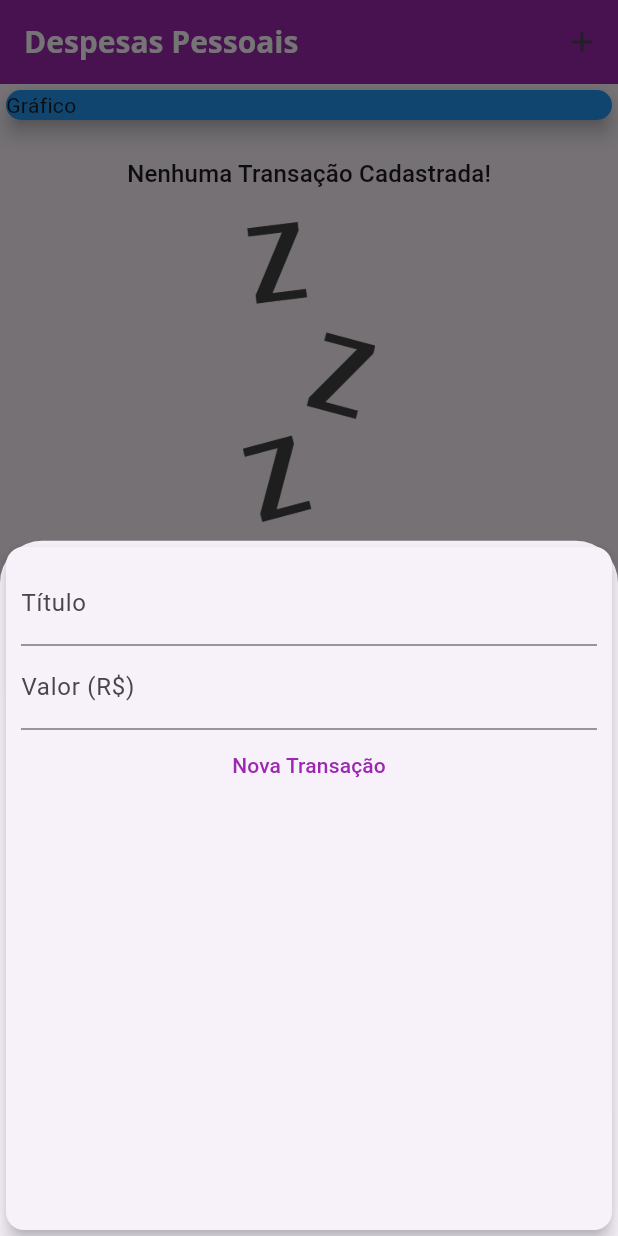
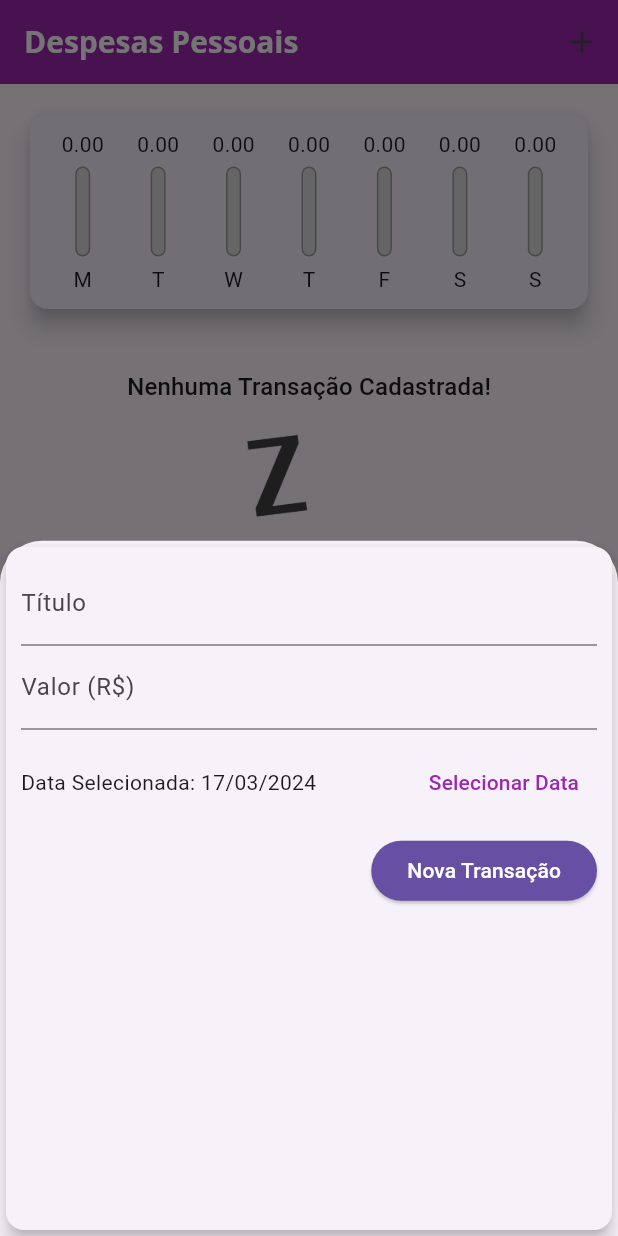
Before and after one commit to GuilhermeSaravy/expenses_flutter, a Flutter app: the screen it shows after launch, after a tap on the "add" icon, on a phone screen of 412 x 824 dp. Run offline on Flutter 3.47's test engine with Material 3 defaults, Android fonts, the phone set to English and light mode, and no system bars; missing offline and left inert: dart:ffi.

Commit message:
Melhorando form e implementando DatePicker

```diff
--- a/lib/components/chart.dart
+++ b/lib/components/chart.dart
@@ -1,3 +1,6 @@
+import 'dart:ffi';
+
+import 'package:expenses/components/chart_bar.dart';
 import 'package:flutter/material.dart';
 import 'package:intl/intl.dart';
 import '../models/transaction.dart';
@@ -13,27 +16,47 @@ class Chart extends StatelessWidget {
 
       double totalSum = 0.0;
 
-      for(var i = 0; i < recentTransaction.length; i++) {
+      for (var i = 0; i < recentTransaction.length; i++) {
         bool sameDay = recentTransaction[i].date.day == weekDay.day;
         bool sameMonth = recentTransaction[i].date.month == weekDay.month;
         bool sameYear = recentTransaction[i].date.year == weekDay.year;
 
-        if(sameDay && sameMonth && sameYear) {
+        if (sameDay && sameMonth && sameYear) {
           totalSum += recentTransaction[i].value;
         }
       }
 
       return {'day': DateFormat.E().format(weekDay)[0], 'value': totalSum};
+    }).reversed.toList();
+  }
+
+  double get _weekTotalValue {
+    return groupedTransactions.fold(0.0, (sum, tr) {
+      return sum + (tr['value'] as double);
     });
   }
 
   @override
   Widget build(BuildContext context) {
-    return const Card(
+    return Card(
       elevation: 6,
-      margin: EdgeInsets.all(20),
-      child: Row(
-        children: [],
+      margin: const EdgeInsets.all(20),
+      child: Padding(
+        padding: const EdgeInsets.all(10),
+        child: Row(
+          mainAxisAlignment: MainAxisAlignment.spaceAround,
+          children: groupedTransactions.map((tr) {
+            return Flexible(
+              fit: FlexFit.tight,
+              child: ChartBar(
+                  label: tr['day'] as String,
+                  value: tr['value'] as double,
+                  percentage: _weekTotalValue == 0
+                      ? 0
+                      : (tr['value'] as double) / _weekTotalValue),
+            );
+          }).toList(),
+        ),
       ),
     );
   }
--- /dev/null
+++ b/lib/components/chart_bar.dart
@@ -0,0 +1,57 @@
+import 'package:flutter/material.dart';
+import 'package:flutter/widgets.dart';
+
+class ChartBar extends StatelessWidget {
+  final String? label;
+  final double? value;
+  final double? percentage;
+
+  const ChartBar({
+    this.label,
+    this.value,
+    this.percentage,
+    Key? key,
+  }) : super(key: key);
+
+  @override
+  Widget build(BuildContext context) {
+    return Column(
+      children: [
+        Container(
+            height: 20,
+            child: FittedBox(child: Text('${value!.toStringAsFixed(2)}'))),
+        const SizedBox(height: 5),
+        SizedBox(
+          height: 60,
+          width: 10,
+          child: Stack(
+            alignment: Alignment.bottomCenter,
+            children: <Widget>[
+              Container(
+                decoration: BoxDecoration(
+                  border: Border.all(
+                    color: Colors.grey,
+                    width: 1.0,
+                  ),
+                  color: const Color.fromRGBO(220, 220, 220, 1),
+                  borderRadius: BorderRadius.circular(5),
+                ),
+              ),
+              FractionallySizedBox(
+                heightFactor: percentage,
+                child: Container(
+                  decoration: BoxDecoration(
+                    color: Theme.of(context).colorScheme.primary,
+                    borderRadius: BorderRadius.circular(5),
+                  ),
+                ),
+              ),
+            ],
+          ),
+        ),
+        const SizedBox(height: 5),
+        Text(label!),
+      ],
+    );
+  }
+}
--- a/lib/components/transaction_form.dart
+++ b/lib/components/transaction_form.dart
@@ -1,7 +1,9 @@
 import 'package:flutter/material.dart';
+import 'package:flutter/widgets.dart';
+import 'package:intl/intl.dart';
 
 class TransactionForm extends StatefulWidget {
-  final void Function(String, double) onSubmit;
+  final void Function(String, double, DateTime) onSubmit;
 
   TransactionForm(this.onSubmit, {super.key});
 
@@ -10,19 +12,34 @@ class TransactionForm extends StatefulWidget {
 }
 
 class _TransactionFormState extends State<TransactionForm> {
-  final titleController = TextEditingController();
-
-  final valueController = TextEditingController();
+  final _titleController = TextEditingController();
+  final _valueController = TextEditingController();
+  DateTime? _selectedDate = DateTime.now();
 
   _submitForm() {
-    final title = titleController.text;
-    final value = double.tryParse(valueController.text) ?? 0.0;
+    final title = _titleController.text;
+    final value = double.tryParse(_valueController.text) ?? 0.0;
 
-    if(title.isEmpty || value <= 0) {
+    if (title.isEmpty || value <= 0 || _selectedDate == null) {
       return;
     }
 
-    widget.onSubmit(title, value);
+    widget.onSubmit(title, value, _selectedDate!);
+  }
+
+  _showDatePicker() {
+    showDatePicker(
+      context: context,
+      initialDate: DateTime.now(),
+      firstDate: DateTime(2019),
+      lastDate: DateTime.now(),
+    ).then((pickedDate) {
+      if (pickedDate == null) {
+        return;
+      }
+
+      setState(() => _selectedDate = pickedDate);
+    });
   }
 
   @override
@@ -34,19 +51,43 @@ class _TransactionFormState extends State<TransactionForm> {
         child: Column(
           children: [
             TextField(
-              controller: titleController,
+              controller: _titleController,
               onSubmitted: (value) => _submitForm(),
               decoration: const InputDecoration(labelText: 'Título'),
             ),
             TextField(
-                controller: valueController,
-                keyboardType: const TextInputType.numberWithOptions(decimal: true),
+                controller: _valueController,
+                keyboardType:
+                    const TextInputType.numberWithOptions(decimal: true),
                 onSubmitted: (value) => _submitForm(),
                 decoration: const InputDecoration(labelText: 'Valor (R\$)')),
-            TextButton(
-              onPressed: _submitForm,
-              style: TextButton.styleFrom(foregroundColor: Colors.purple),
-              child: const Text('Nova Transação'),
+            Container(
+              height: 70,
+              child: Row(
+                children: [
+                  Expanded(
+                    child: Text(_selectedDate == null
+                        ? 'Nenhuma data selecionada!'
+                        : 'Data Selecionada: ${DateFormat('dd/MM/y').format(_selectedDate!)}'),
+                  ),
+                  TextButton(
+                    onPressed: _showDatePicker,
+                    child: Text('Selecionar Data'),
+                  )
+                ],
+              ),
+            ),
+            Row(
+              mainAxisAlignment: MainAxisAlignment.end,
+              children: [
+                ElevatedButton(
+                  onPressed: _submitForm,
+                  style: TextButton.styleFrom(
+                      backgroundColor: Theme.of(context).primaryColor,
+                      foregroundColor: Colors.white),
+                  child: const Text('Nova Transação'),
+                ),
+              ],
             )
           ],
         ),
--- a/lib/main.dart
+++ b/lib/main.dart
@@ -1,4 +1,6 @@
 import 'dart:math';
+
+import 'package:expenses/components/chart.dart';
 
 import './components/transaction_form.dart';
 import './components/transaction_list.dart';
@@ -28,12 +30,10 @@ class ExpensesApp extends StatelessWidget {
           ),
         ),
         appBarTheme: const AppBarTheme(
-          titleTextStyle: TextStyle(
-            fontFamily: 'OpenSans',
-            fontSize: 20,
-            fontWeight: FontWeight.bold
-          )
-        ),
+            titleTextStyle: TextStyle(
+                fontFamily: 'OpenSans',
+                fontSize: 20,
+                fontWeight: FontWeight.bold)),
       ),
     );
   }
@@ -45,27 +45,20 @@ class MyHomePage extends StatefulWidget {
 }
 
 class _MyHomePageState extends State<MyHomePage> {
-  final List<Transaction> _transactions = [
-    // Transaction(
-    //   id: 't1',
-    //   title: 'Novo Tênis de Corrida',
-    //   value: 310.76,
-    //   date: DateTime.now(),
-    // ),
-    // Transaction(
-    //   id: 't2',
-    //   title: 'Conta de Luz',
-    //   value: 211.30,
-    //   date: DateTime.now(),
-    // ),
-  ];
+  final List<Transaction> _transactions = [];
 
-  _addTransaction(String title, double value) {
+  List<Transaction> get _recentTransactions {
+    return _transactions.where((tr) {
+      return tr.date.isAfter(DateTime.now().subtract(Duration(days: 7)));
+    }).toList();
+  }
+
+  _addTransaction(String title, double value, DateTime date) {
     final newTransaction = Transaction(
       id: Random().nextDouble().toString(),
       title: title,
       value: value,
-      date: DateTime.now(),
+      date: date,
     );
 
     setState(() {
@@ -73,6 +66,12 @@ class _MyHomePageState extends State<MyHomePage> {
     });
 
     Navigator.of(context).pop();
+  }
+
+  _removeTransaction(String id) {
+    setState(() {
+      _transactions.removeWhere((tr) => tr.id == id);
+    });
   }
 
   _openTransactionFormModal(BuildContext context) {
@@ -101,15 +100,8 @@ class _MyHomePageState extends State<MyHomePage> {
         child: Column(
           crossAxisAlignment: CrossAxisAlignment.stretch,
           children: <Widget>[
-            Container(
-              width: double.infinity,
-              child: const Card(
-                color: Colors.blue,
-                child: Text('Gráfico'),
-                elevation: 5,
-              ),
-            ),
-            TransactionList(_transactions),
+            Chart(_recentTransactions),
+            TransactionList(_transactions, _removeTransaction),
           ],
         ),
       ),
```
Also changed, not shown: lib/components/transaction_list.dart (+24 -32 lines).
